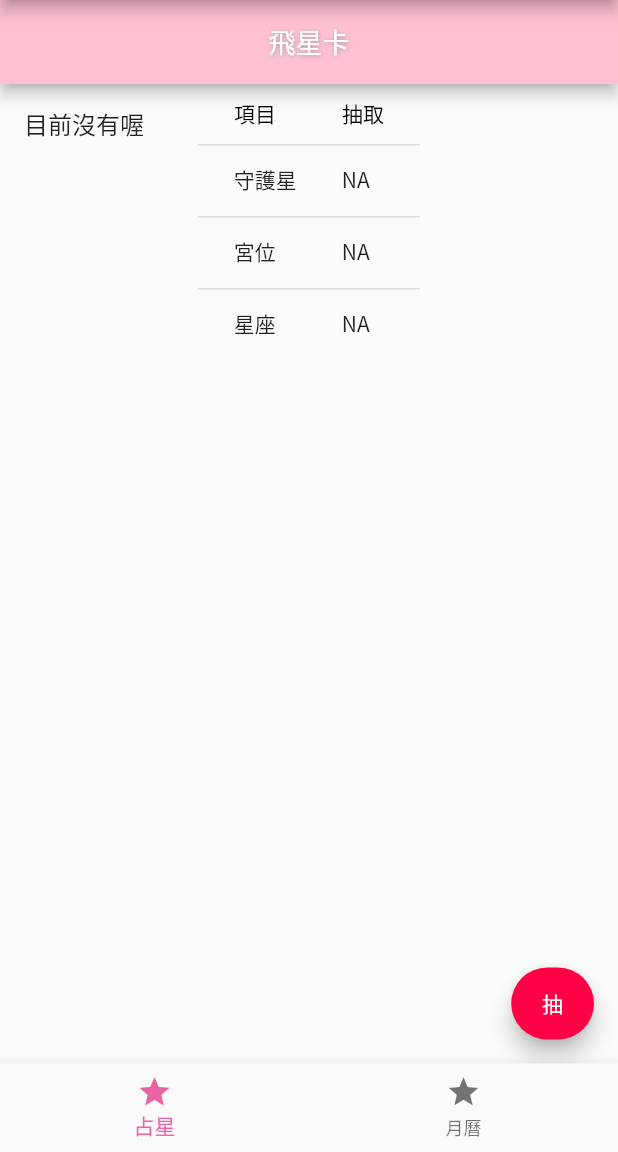
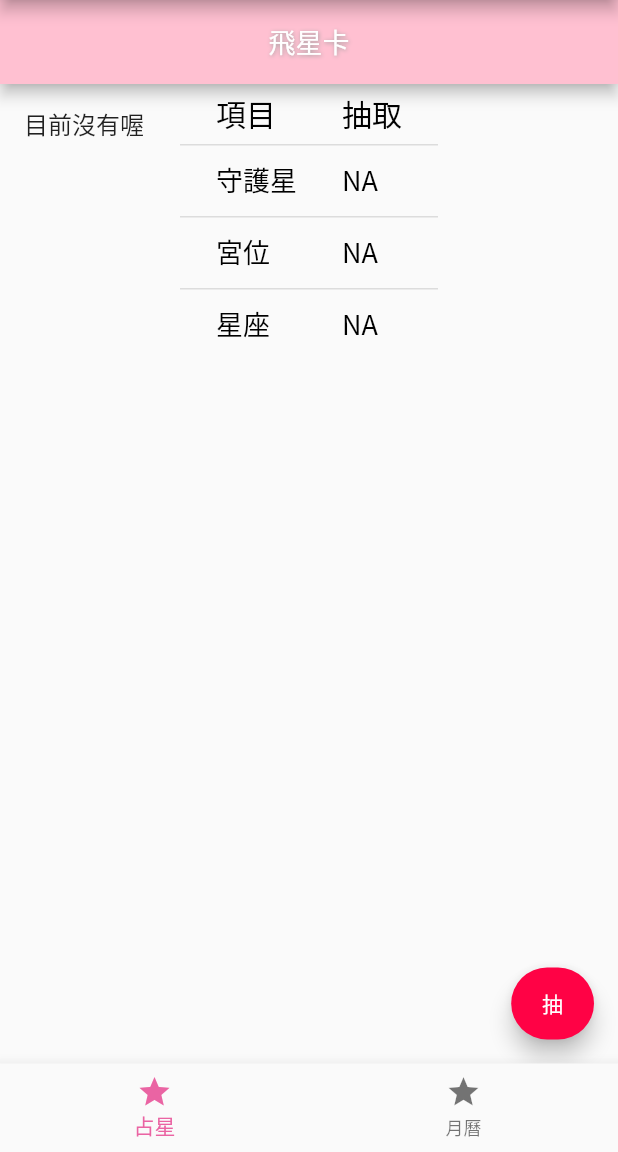
Before and after one commit to fanfaner1207/divination, a Flutter app: the screen it shows after launch, on a phone screen of 412 x 824 dp, the part 84-1236 px from its top. Run offline on Flutter 3.47's test engine with Material 2 defaults, Android fonts, the phone set to English and light mode, and no system bars; missing offline and left inert: bottom_drawer.

Commit message:
version 1.2.3 將DataTable的字體變大

```diff
--- a/lib/tabs/astrology.dart
+++ b/lib/tabs/astrology.dart
@@ -80,9 +80,6 @@ class _AstrologyState extends State<Astrology> {
     }
   }
 
-  // int _starSignNum = 12;
-  // int _planetNum = 10;
-  // int _house = 0;
   @override
   Widget build(BuildContext context) {
     return Scaffold(
@@ -107,8 +104,16 @@ class _AstrologyState extends State<Astrology> {
                     columnSpacing: 30,
                     headingRowHeight: 40,
                     dataRowMinHeight: 40,
-                    // headingTextStyle: const TextStyle(fontSize: 18),
-                    // dataTextStyle: const TextStyle(fontSize: 18),
+                    headingTextStyle: const TextStyle(
+                        fontSize: 20,
+                        color: Colors.black,
+                        fontWeight: FontWeight.w400,
+                        fontFamily: "NotoSansTC"),
+                    dataTextStyle: const TextStyle(
+                        fontSize: 18,
+                        color: Colors.black,
+                        fontWeight: FontWeight.w300,
+                        fontFamily: "NotoSansTC"),
                     columns: const [
                       DataColumn(label: Text('項目')),
                       DataColumn(label: Text('抽取'))
@@ -116,7 +121,6 @@ class _AstrologyState extends State<Astrology> {
                     rows: [
                       DataRow(cells: [
                         const DataCell(Text('守護星')),
-                        // DataCell(Text('${tmp[3]}'))
                         DataCell(Text('${tmp[3]}'))
                       ]),
                       DataRow(cells: [
```
